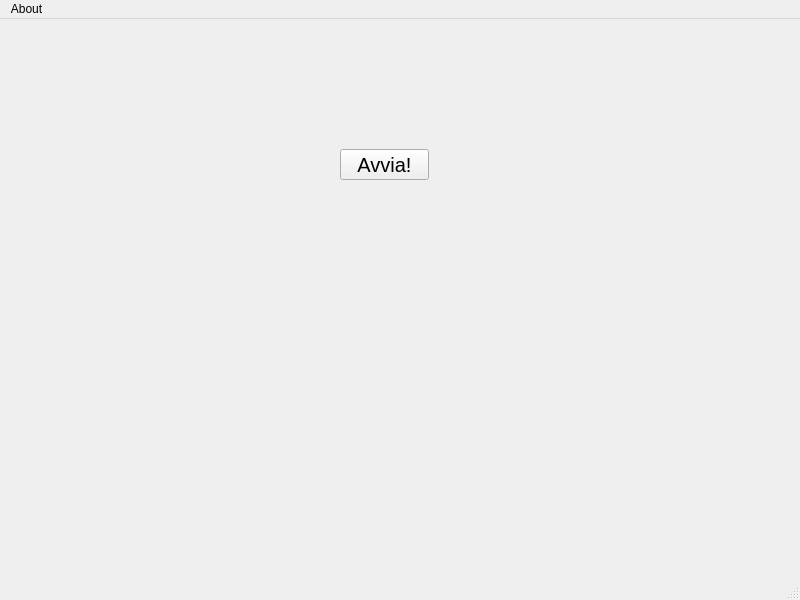
First picture: the form in main.ui, repository Gabbo-DEV/sound_source_localization, before the edit.
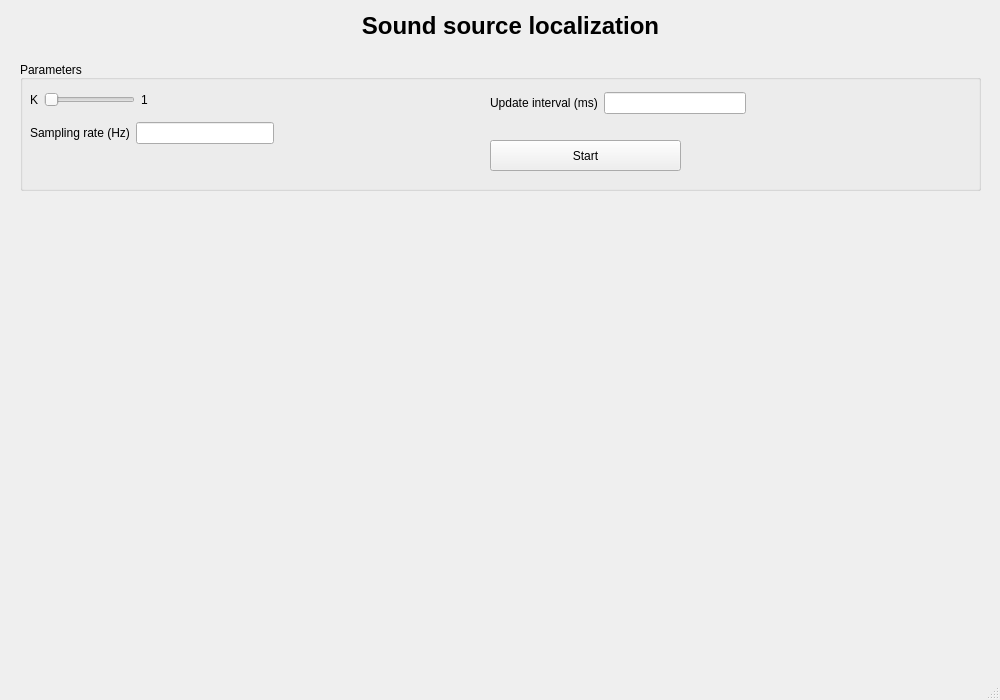
Second picture: the form after the edit.

What changed in the file:
```diff
--- a/main.ui
+++ b/main.ui
@@ -6,33 +6,167 @@
    <rect>
     <x>0</x>
     <y>0</y>
-    <width>800</width>
-    <height>600</height>
+    <width>1000</width>
+    <height>700</height>
    </rect>
   </property>
   <property name="windowTitle">
    <string>Localizzazione acustica</string>
   </property>
   <widget class="QWidget" name="centralwidget">
-   <widget class="QPushButton" name="pushButton">
+   <widget class="QLabel" name="label">
     <property name="geometry">
      <rect>
-      <x>340</x>
-      <y>130</y>
-      <width>89</width>
-      <height>31</height>
+      <x>20</x>
+      <y>0</y>
+      <width>981</width>
+      <height>51</height>
      </rect>
     </property>
     <property name="font">
      <font>
-      <pointsize>15</pointsize>
+      <pointsize>18</pointsize>
+      <weight>75</weight>
+      <bold>true</bold>
      </font>
     </property>
+    <property name="text">
+     <string>Sound source localization</string>
+    </property>
+    <property name="alignment">
+     <set>Qt::AlignCenter</set>
+    </property>
+   </widget>
+   <widget class="QGroupBox" name="groupBox">
+    <property name="geometry">
+     <rect>
+      <x>20</x>
+      <y>60</y>
+      <width>961</width>
+      <height>131</height>
+     </rect>
+    </property>
+    <property name="title">
+     <string>Parameters</string>
+    </property>
+    <property name="alignment">
+     <set>Qt::AlignBottom|Qt::AlignLeading|Qt::AlignLeft</set>
+    </property>
+    <widget class="QPushButton" name="pushButton">
+     <property name="geometry">
+      <rect>
+       <x>470</x>
+       <y>80</y>
+       <width>191</width>
+       <height>31</height>
+      </rect>
+     </property>
+     <property name="text">
+      <string>Start</string>
+     </property>
+    </widget>
+    <widget class="QWidget" name="">
+     <property name="geometry">
+      <rect>
+       <x>10</x>
+       <y>30</y>
+       <width>118</width>
+       <height>19</height>
+      </rect>
+     </property>
+     <layout class="QGridLayout" name="gridLayout_2">
+      <item row="0" column="0">
+       <widget class="QLabel" name="label_2">
+        <property name="text">
+         <string>K</string>
+        </property>
+       </widget>
+      </item>
+      <item row="0" column="1">
+       <widget class="QSlider" name="kValueSlider">
+        <property name="minimum">
+         <number>1</number>
+        </property>
+        <property name="maximum">
+         <number>10</number>
+        </property>
+        <property name="orientation">
+         <enum>Qt::Horizontal</enum>
+        </property>
+       </widget>
+      </item>
+      <item row="0" column="2">
+       <widget class="QLabel" name="kLabel">
+        <property name="text">
+         <string>1</string>
+        </property>
+       </widget>
+      </item>
+     </layout>
+    </widget>
+    <widget class="QWidget" name="">
+     <property name="geometry">
+      <rect>
+       <x>470</x>
+       <y>30</y>
+       <width>256</width>
+       <height>27</height>
+      </rect>
+     </property>
+     <layout class="QGridLayout" name="gridLayout">
+      <item row="0" column="0">
+       <widget class="QLabel" name="label_4">
+        <property name="text">
+         <string>Update interval (ms)</string>
+        </property>
+       </widget>
+      </item>
+      <item row="0" column="1">
+       <widget class="QLineEdit" name="updateIntervalField">
+        <property name="text">
+         <string/>
+        </property>
+       </widget>
+      </item>
+     </layout>
+    </widget>
+    <widget class="QWidget" name="">
+     <property name="geometry">
+      <rect>
+       <x>10</x>
+       <y>60</y>
+       <width>244</width>
+       <height>27</height>
+      </rect>
+     </property>
+     <layout class="QGridLayout" name="gridLayout_3">
+      <item row="0" column="0">
+       <widget class="QLabel" name="label_3">
+        <property name="text">
+         <string>Sampling rate (Hz)</string>
+        </property>
+       </widget>
+      </item>
+      <item row="0" column="1">
+       <widget class="QLineEdit" name="sampleRateField"/>
+      </item>
+     </layout>
+    </widget>
+   </widget>
+   <widget class="QWidget" name="widget" native="true">
+    <property name="geometry">
+     <rect>
+      <x>110</x>
+      <y>220</y>
+      <width>791</width>
+      <height>411</height>
+     </rect>
+    </property>
     <property name="cursor">
      <cursorShape>CrossCursor</cursorShape>
     </property>
-    <property name="text">
-     <string>Avvia!</string>
+    <property name="styleSheet">
+     <string notr="true"/>
     </property>
    </widget>
   </widget>
@@ -41,17 +175,10 @@
     <rect>
      <x>0</x>
      <y>0</y>
-     <width>800</width>
+     <width>1000</width>
      <height>22</height>
     </rect>
    </property>
-   <widget class="QMenu" name="menuAbout">
-    <property name="title">
-     <string>About</string>
-    </property>
-    <addaction name="actionAbout"/>
-   </widget>
-   <addaction name="menuAbout"/>
   </widget>
   <widget class="QStatusBar" name="statusbar"/>
   <action name="actionNew">
```
Left out of the diff: 27 changed lines with no effect on the pictures.
